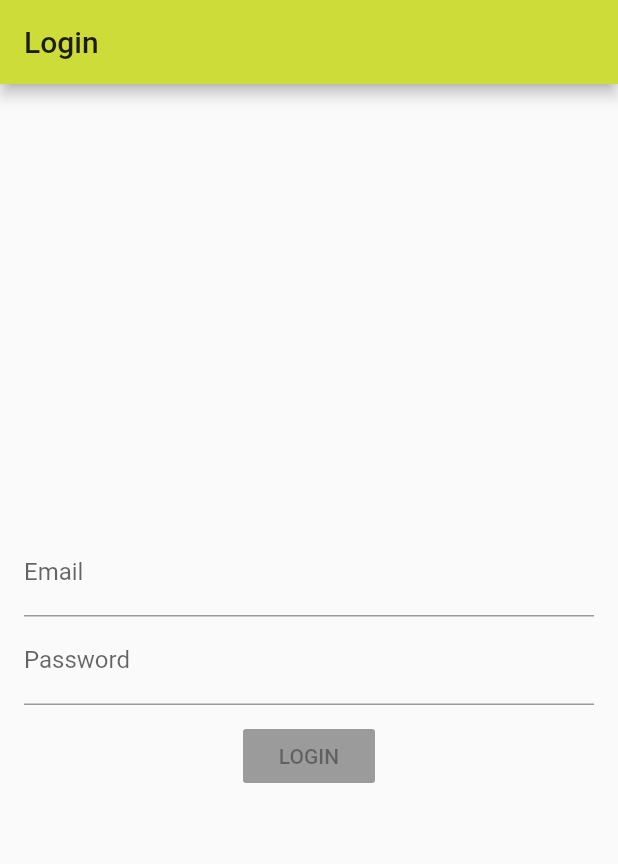
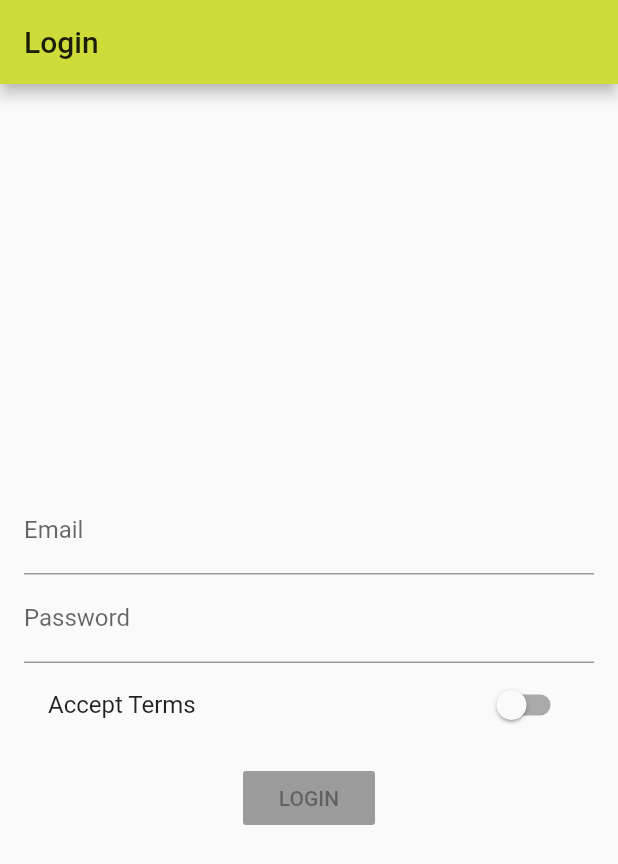
Before and after one commit to andres-gr/flutter-udemy-course, a Flutter app: the screen it shows after launch, on a phone screen of 412 x 824 dp. Shown: the top 864 px of the screen. Run offline on Flutter 3.47's test engine with Material 2 defaults, Android fonts, the phone set to English and light mode, and no system bars.

Commit message:
section 7, lecture 95 complete

```diff
--- a/lib/src/pages/auth.dart
+++ b/lib/src/pages/auth.dart
@@ -8,6 +8,7 @@ class AuthPage extends StatefulWidget {
 class _AuthPageState extends State<AuthPage> {
   String _email = '';
   String _password = '';
+  bool _terms = false;
   bool _valid = false;
 
   void _pressLogin() {
@@ -19,13 +20,13 @@ class _AuthPageState extends State<AuthPage> {
 
   void _checkValid() {
     if (!_valid) {
-      if (_email != '' && _password != '') {
+      if (_email != '' && _password != '' && _terms) {
         setState(() {
           _valid = true;
         });
       }
     } else {
-      if (_email == '' || _password == '') {
+      if (_email == '' || _password == '' || !_terms) {
         setState(() {
           _valid = false;
         });
@@ -70,6 +71,16 @@ class _AuthPageState extends State<AuthPage> {
                   _checkValid();
                 },
               ),
+              SwitchListTile(
+                title: const Text('Accept Terms'),
+                value: _terms,
+                onChanged: (bool value) {
+                  setState(() {
+                    _terms = value;
+                    _checkValid();
+                  });
+                },
+              ),
               SizedBox(
                 height: 10.0,
               ),
```
Also changed, not shown: pubspec.lock.
